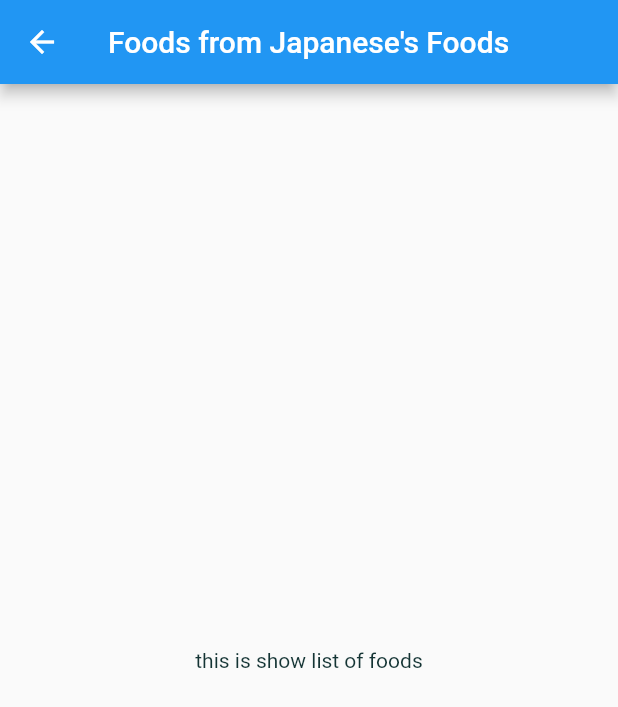
After one commit to yankzsoe/flutter_foods_app, a Flutter app: the FoodsPage screen opened directly with sample values from the repository, on a phone screen of 412 x 824 dp. The commit adds this screen. Shown: the top 707 px of the screen. Run offline on Flutter 3.47's test engine with Material 2 defaults, Android fonts, the phone set to English and light mode, and no system bars.

Commit message:
add foods_page.dart

```diff
--- /dev/null
+++ b/lib/foods_page.dart
@@ -0,0 +1,15 @@
+import 'package:flutter/material.dart';
+import './models/category.dart';
+
+class FoodsPage extends StatelessWidget {
+  final MyCategory category;
+  FoodsPage({this.category});
+
+  @override
+  Widget build(BuildContext context) {
+    return Scaffold(
+      appBar: AppBar(title: Text('Foods from ${category.content}')),
+      body: Center(child: Text('this is show list of foods')),
+    );
+  }
+}
```
Also changed, not shown: lib/category_item.dart (+12 -1 lines).
